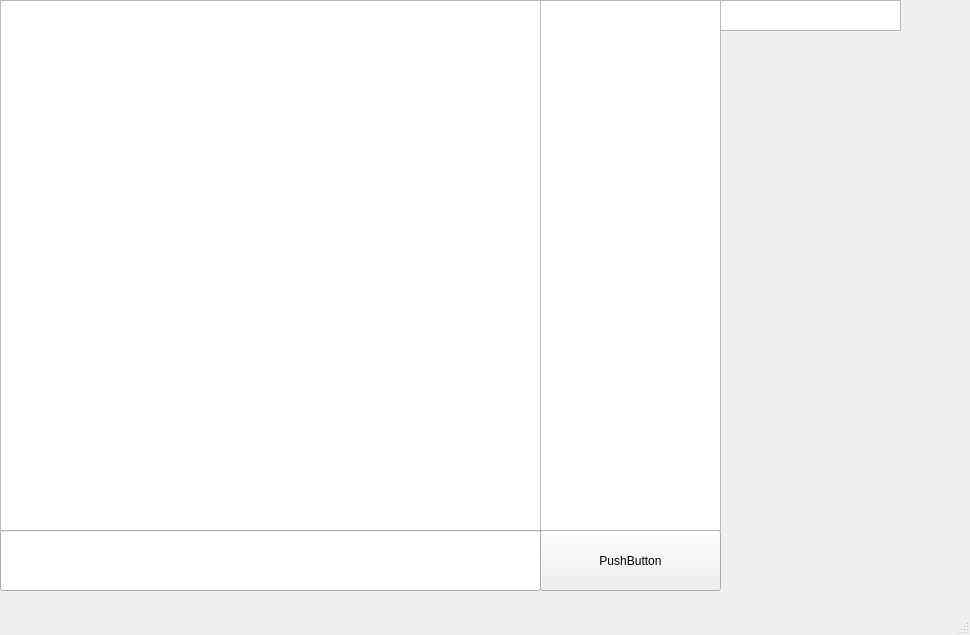
Qt form mainwindow.ui (PavelT2000/LANChatQt) before a commit.
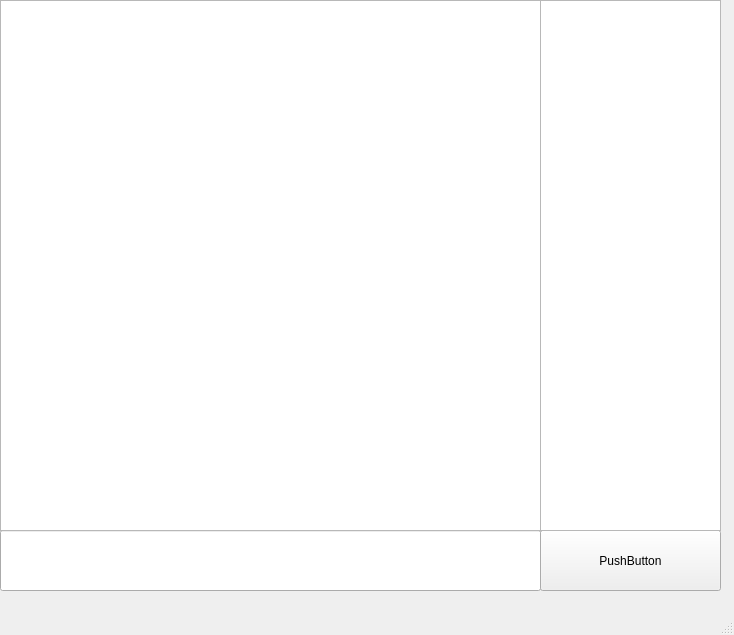
The same form after that commit.

Diff of the .ui file:
```diff
--- a/mainwindow.ui
+++ b/mainwindow.ui
@@ -6,7 +6,7 @@
    <rect>
     <x>0</x>
     <y>0</y>
-    <width>970</width>
+    <width>734</width>
     <height>635</height>
    </rect>
   </property>
@@ -24,16 +24,6 @@
      </rect>
     </property>
    </widget>
-   <widget class="QTextEdit" name="teNameField">
-    <property name="geometry">
-     <rect>
-      <x>720</x>
-      <y>0</y>
-      <width>181</width>
-      <height>31</height>
-     </rect>
-    </property>
-   </widget>
    <widget class="QPushButton" name="btnEnterMessage">
     <property name="geometry">
      <rect>
```
Left out of the diff: 4 changed lines with no effect on the pictures.
